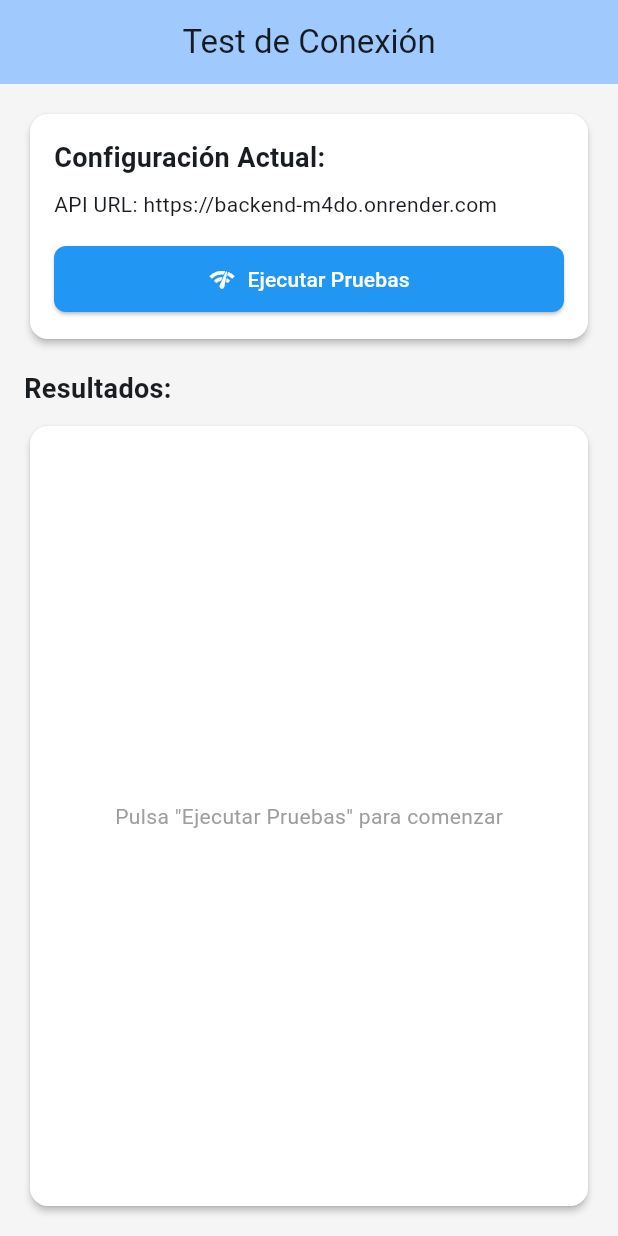
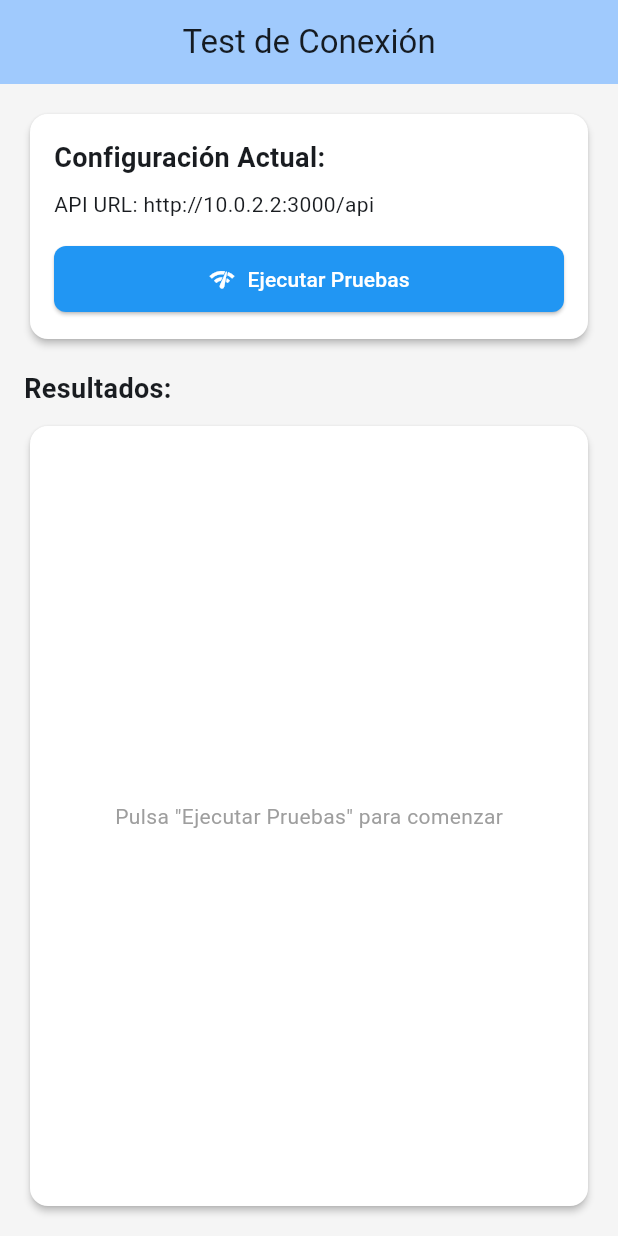
Before and after one commit to Dario0076/GestionPedidos, a Flutter app: the ConnectionTestScreen screen opened by its route, on a phone screen of 412 x 824 dp. Run offline on Flutter 3.47's test engine with Material 3 defaults, Android fonts, the phone set to English and light mode, and no system bars; our stand-ins replace dio, flutter_riverpod, go_router, shared_preferences; missing offline and left inert: translator; accounts and stored records are empty; network calls fail.

Commit message:
Actualizar la URL base de la API para el emulador Android

```diff
--- a/frontend/lib/utils/constants.dart
+++ b/frontend/lib/utils/constants.dart
@@ -1,9 +1,9 @@
 class ApiConstants {
   // URL base de la API - Túnel de desarrollo para acceso público
   //static const String baseUrl = 'https://n6sj7k57-3000.brs.devtunnels.ms/api';
-  //static const String baseUrl = 'http://10.0.2.2:3000/api'; // Para emulador Android
   static const String baseUrl =
-      'https://backend-m4do.onrender.com'; // Render deployment (compatible emulador y móvil)
+      'http://10.0.2.2:3000/api'; // Para emulador Android
+  //static const String baseUrl = 'https://backend-m4do.onrender.com'; // Render deployment (compatible emulador y móvil)
   // static const String baseUrl = 'http://localhost:3000/api'; // Desarrollo local
 
   // Endpoints de autenticación
```
